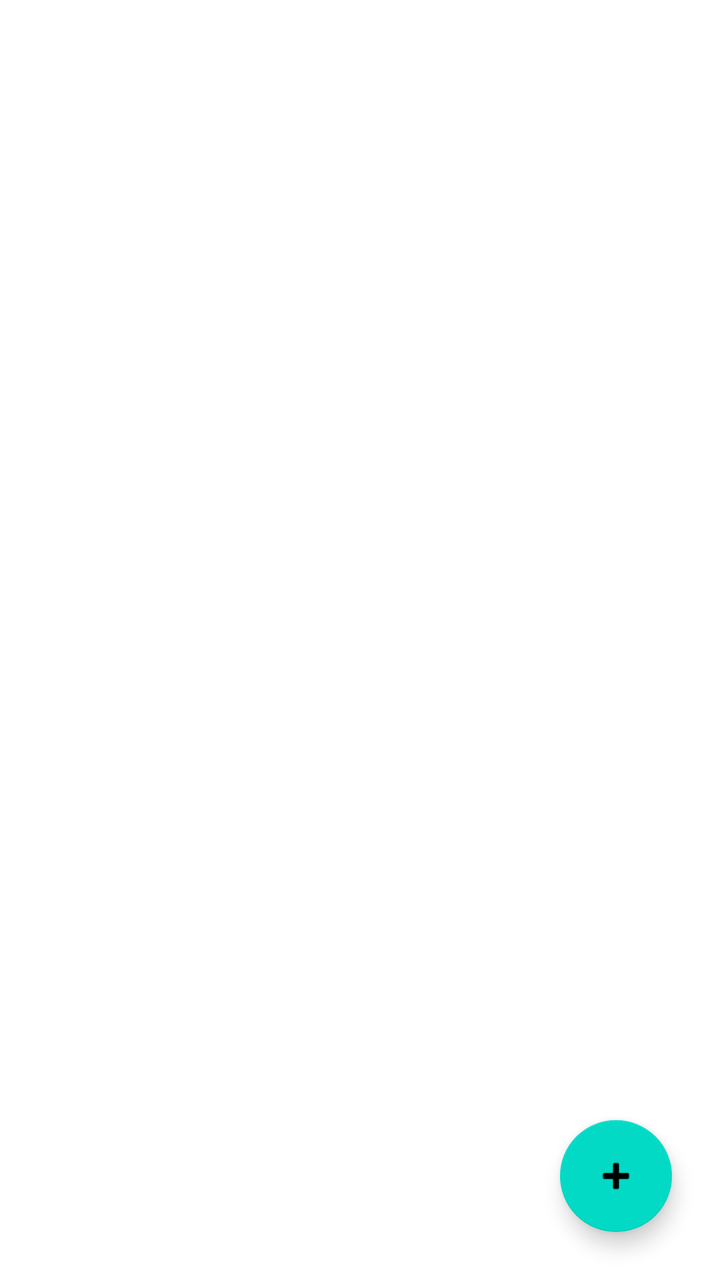
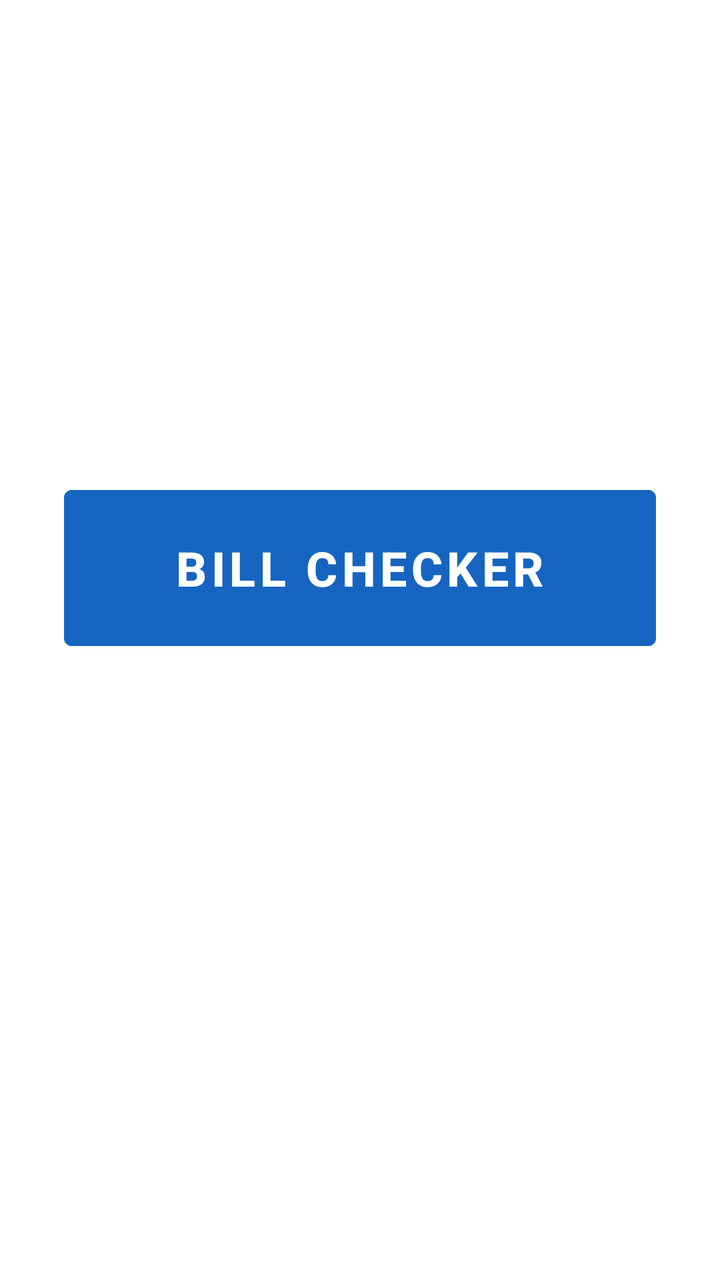

Screens rendered from an Android XML layout before and after an edit, with the pre-edit source and the edit as a unified diff.
<!-- AndroidManifest.xml: application theme Theme.BillChecker -->
<!-- res/layout/activity_main.xml -->
<?xml version="1.0" encoding="utf-8"?>
<androidx.coordinatorlayout.widget.CoordinatorLayout xmlns:android="http://schemas.android.com/apk/res/android"
    xmlns:app="http://schemas.android.com/apk/res-auto"
    android:layout_width="match_parent"
    android:layout_height="match_parent">

    <ListView
        android:id="@+id/listBills"
        android:layout_width="match_parent"
        android:layout_height="match_parent"
        android:divider="#22000000"
        android:dividerHeight="1dp"
        android:paddingTop="8dp" />

    <TextView
        android:layout_width="wrap_content"
        android:layout_height="wrap_content"
        android:layout_gravity="center"
        android:text="@string/empty_state"
        android:textAlignment="center"
        android:padding="32dp"
        android:visibility="gone" />

    <com.google.android.material.floatingactionbutton.FloatingActionButton
        android:id="@+id/fabAdd"
        android:layout_width="wrap_content"
        android:layout_height="wrap_content"
        android:layout_gravity="bottom|end"
        android:layout_margin="24dp"
        android:contentDescription="@string/add_bill_title"
        app:srcCompat="@android:drawable/ic_input_add" />

</androidx.coordinatorlayout.widget.CoordinatorLayout>
<!-- resources referenced by this layout -->
<resources>
  <string name="add_bill_title">Add bill</string>
  <string name="empty_state">No saved bills yet. Tap + to add one.</string>
  <style name="Theme.BillChecker" parent="Theme.MaterialComponents.DayNight.DarkActionBar">
          <item name="colorPrimary">@color/primary</item>
          <item name="colorPrimaryDark">@color/primary_dark</item>
          <item name="colorAccent">@color/accent</item>
      </style>
  <color name="primary">#1565C0</color>
  <color name="primary_dark">#0D47A1</color>
  <color name="accent">#FFC107</color>
</resources>

<!-- the commit's change to res/layout/activity_main.xml (unified diff, before → after) -->
@@ -1,33 +1,27 @@
 <?xml version="1.0" encoding="utf-8"?>
-<androidx.coordinatorlayout.widget.CoordinatorLayout xmlns:android="http://schemas.android.com/apk/res/android"
-    xmlns:app="http://schemas.android.com/apk/res-auto"
+<LinearLayout xmlns:android="http://schemas.android.com/apk/res/android"
     android:layout_width="match_parent"
-    android:layout_height="match_parent">
+    android:layout_height="match_parent"
+    android:orientation="vertical"
+    android:gravity="center"
+    android:padding="32dp">
 
-    <ListView
-        android:id="@+id/listBills"
+    <Button
+        android:id="@+id/buttonBillChecker"
         android:layout_width="match_parent"
-        android:layout_height="match_parent"
-        android:divider="#22000000"
-        android:dividerHeight="1dp"
-        android:paddingTop="8dp" />
+        android:layout_height="90dp"
+        android:text="@string/app_name"
+        android:textSize="24sp"
+        android:textStyle="bold"
+        android:backgroundTint="@color/primary"
+        android:textColor="#FFFFFF" />
 
-    <TextView
+    <Button
+        android:id="@+id/buttonManage"
         android:layout_width="wrap_content"
         android:layout_height="wrap_content"
-        android:layout_gravity="center"
-        android:text="@string/empty_state"
-        android:textAlignment="center"
-        android:padding="32dp"
-        android:visibility="gone" />
+        android:layout_marginTop="24dp"
+        android:text="@string/manage_saved_numbers"
+        style="?android:attr/borderlessButtonStyle" />
 
-    <com.google.android.material.floatingactionbutton.FloatingActionButton
-        android:id="@+id/fabAdd"
-        android:layout_width="wrap_content"
-        android:layout_height="wrap_content"
-        android:layout_gravity="bottom|end"
-        android:layout_margin="24dp"
-        android:contentDescription="@string/add_bill_title"
-        app:srcCompat="@android:drawable/ic_input_add" />
-
-</androidx.coordinatorlayout.widget.CoordinatorLayout>
+</LinearLayout>
<!-- resource entries referenced after the edit -->
@@ -1,13 +1,13 @@
 <!-- resources referenced by this layout -->
 <resources>
-  <string name="add_bill_title">Add bill</string>
-  <string name="empty_state">No saved bills yet. Tap + to add one.</string>
   <style name="Theme.BillChecker" parent="Theme.MaterialComponents.DayNight.DarkActionBar">
           <item name="colorPrimary">@color/primary</item>
           <item name="colorPrimaryDark">@color/primary_dark</item>
           <item name="colorAccent">@color/accent</item>
       </style>
   <color name="primary">#1565C0</color>
+  <string name="app_name">Bill Checker</string>
+  <string name="manage_saved_numbers">Manage saved numbers</string>
   <color name="primary_dark">#0D47A1</color>
   <color name="accent">#FFC107</color>
 </resources>
